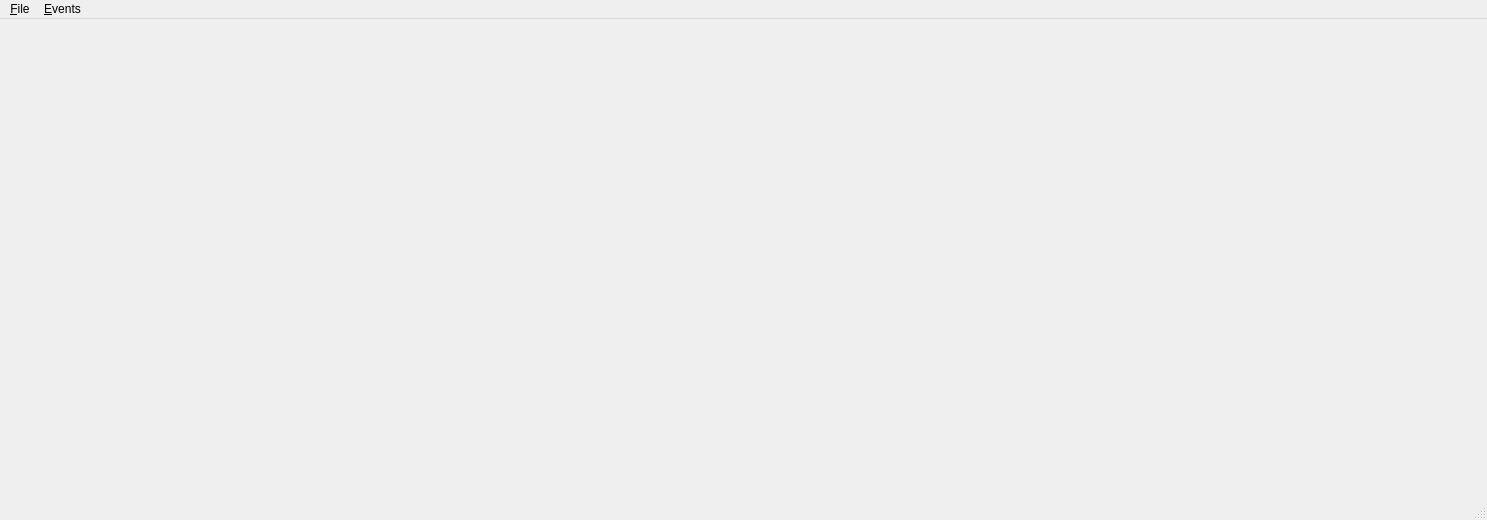
sys-git/stb-tester, file StbTester/playback/ui/QtTestRunnerNew.ui: the form before one commit.
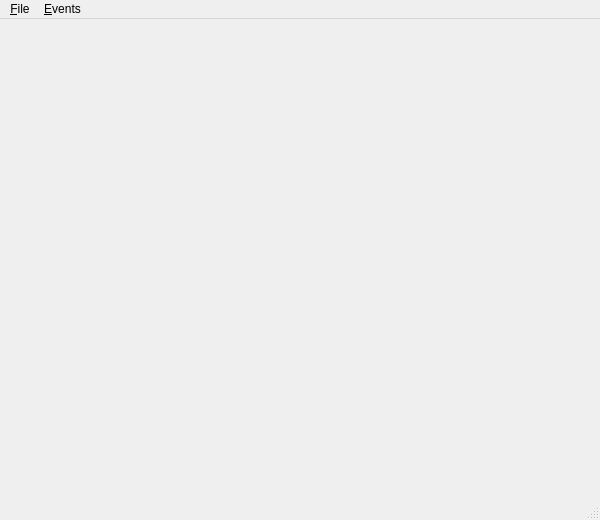
The form after the commit.

```diff
--- a/StbTester/playback/ui/QtTestRunnerNew.ui
+++ b/StbTester/playback/ui/QtTestRunnerNew.ui
@@ -6,13 +6,13 @@
    <rect>
     <x>0</x>
     <y>0</y>
-    <width>1487</width>
+    <width>600</width>
     <height>520</height>
    </rect>
   </property>
   <property name="minimumSize">
    <size>
-    <width>1487</width>
+    <width>600</width>
     <height>520</height>
    </size>
   </property>
@@ -25,7 +25,7 @@
     <rect>
      <x>0</x>
      <y>0</y>
-     <width>1487</width>
+     <width>600</width>
      <height>25</height>
     </rect>
    </property>
```
